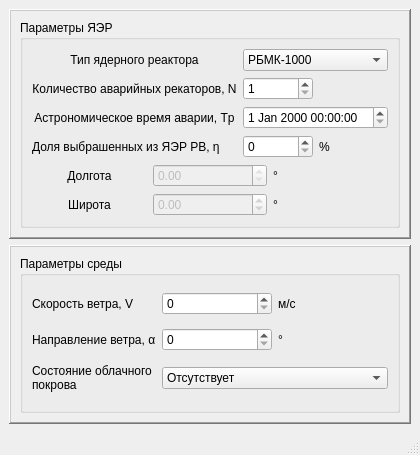
Qt form inputwindow.ui (Devil666face/NuclearReactor) before a commit.
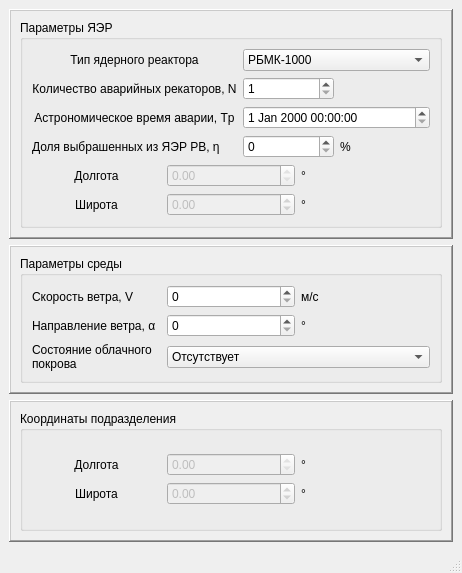
The same form after that commit.

Commit message: add unit coor and zone

Diff of the .ui file:
```diff
--- a/inputwindow.ui
+++ b/inputwindow.ui
@@ -6,15 +6,15 @@
    <rect>
     <x>0</x>
     <y>0</y>
-    <width>419</width>
-    <height>455</height>
+    <width>462</width>
+    <height>573</height>
    </rect>
   </property>
   <property name="windowTitle">
    <string>Исходные данные</string>
   </property>
   <widget class="QWidget" name="centralwidget">
-   <layout class="QVBoxLayout" name="verticalLayout_4">
+   <layout class="QVBoxLayout" name="verticalLayout_6">
     <item>
      <widget class="QFrame" name="frame_nuclear">
       <property name="frameShape">
@@ -307,6 +307,110 @@
       </layout>
      </widget>
     </item>
+    <item>
+     <widget class="QFrame" name="frame">
+      <property name="frameShape">
+       <enum>QFrame::WinPanel</enum>
+      </property>
+      <property name="frameShadow">
+       <enum>QFrame::Raised</enum>
+      </property>
+      <layout class="QVBoxLayout" name="verticalLayout_5">
+       <item>
+        <widget class="QGroupBox" name="groupBox">
+         <property name="title">
+          <string>Координаты подразделения</string>
+         </property>
+         <layout class="QVBoxLayout" name="verticalLayout_4">
+          <item>
+           <layout class="QHBoxLayout" name="horizontalLayout_3">
+            <item>
+             <layout class="QGridLayout" name="gridLayout_4">
+              <item row="0" column="0">
+               <widget class="QLabel" name="label_15">
+                <property name="text">
+                 <string>Долгота</string>
+                </property>
+                <property name="alignment">
+                 <set>Qt::AlignCenter</set>
+                </property>
+               </widget>
+              </item>
+              <item row="0" column="1">
+               <widget class="QDoubleSpinBox" name="doubleSpinBox_lon_unit">
+                <property name="enabled">
+                 <bool>false</bool>
+                </property>
+                <property name="readOnly">
+                 <bool>true</bool>
+                </property>
+                <property name="minimum">
+                 <double>-360.000000000000000</double>
+                </property>
+                <property name="maximum">
+                 <double>360.000000000000000</double>
+                </property>
+                <property name="value">
+                 <double>0.000000000000000</double>
+                </property>
+               </widget>
+              </item>
+              <item row="0" column="2">
+               <widget class="QLabel" name="label_16">
+                <property name="text">
+                 <string>°</string>
+                </property>
+               </widget>
+              </item>
+              <item row="1" column="0">
+               <widget class="QLabel" name="label_17">
+                <property name="text">
+                 <string>Широта</string>
+                </property>
+                <property name="alignment">
+                 <set>Qt::AlignCenter</set>
+                </property>
+               </widget>
+              </item>
+              <item row="1" column="1">
+               <widget class="QDoubleSpinBox" name="doubleSpinBox_lat_unit">
+                <property name="enabled">
+                 <bool>false</bool>
+                </property>
+                <property name="readOnly">
+                 <bool>false</bool>
+                </property>
+                <property name="minimum">
+                 <double>-360.000000000000000</double>
+                </property>
+                <property name="maximum">
+                 <double>360.000000000000000</double>
+                </property>
+                <property name="value">
+                 <double>0.000000000000000</double>
+                </property>
+               </widget>
+              </item>
+              <item row="1" column="2">
+               <widget class="QLabel" name="label_18">
+                <property name="text">
+                 <string>°</string>
+                </property>
+               </widget>
+              </item>
+             </layout>
+            </item>
+            <item>
+             <layout class="QGridLayout" name="lay_coor_unit"/>
+            </item>
+           </layout>
+          </item>
+         </layout>
+        </widget>
+       </item>
+      </layout>
+     </widget>
+    </item>
     <item>
      <layout class="QGridLayout" name="lay_enter"/>
     </item>
```
Left out of the diff: 2 changed lines with no effect on the pictures. The commit also changes 17 other files.
